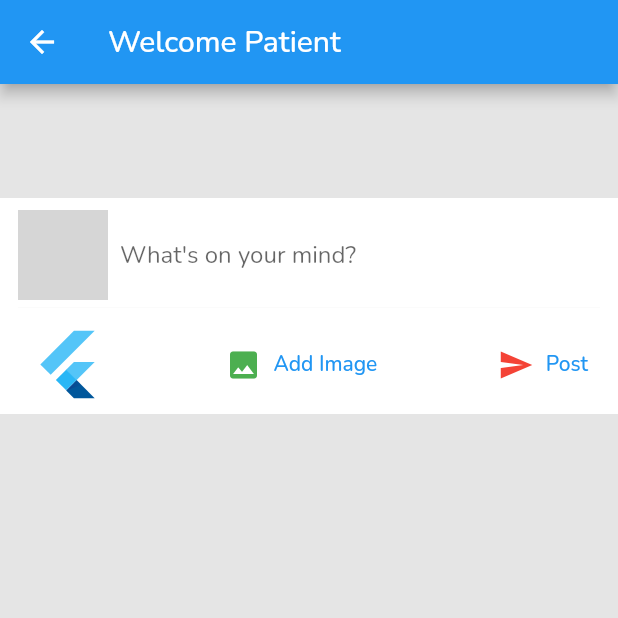
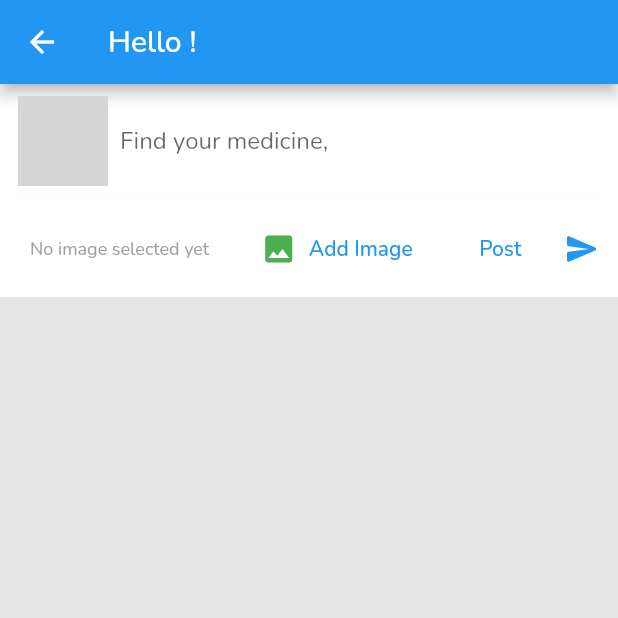
Before and after one commit to MajdHarbb/PharmaConnect, a Flutter app: the PatientHome screen opened directly, on a phone screen of 412 x 824 dp, the top half of it. Run offline on Flutter 3.47's test engine with Material 2 defaults, Android fonts, the phone set to English and light mode, and no system bars; our stand-ins replace google_fonts, google_maps_flutter, image_picker, shared_preferences; accounts and stored records are empty; network calls fail; grey boxes are pictures that could not be loaded.

```diff
--- a/lib/patient/home.dart
+++ b/lib/patient/home.dart
@@ -198,36 +198,22 @@ class _PatientHomeState extends State<PatientHome> {
     print(user_phone);
     return Scaffold(
       appBar: AppBar(
-        title: const Text('Welcome Patient'),
+        title: Text('Hello $user_name!'),
       ),
       body: Center(
-        // Center is a layout widget. It takes a single child and positions it
-        // in the middle of the parent.
+
         child: Column(
-          // Column is also a layout widget. It takes a list of children and
-          // arranges them vertically. By default, it sizes itself to fit its
-          // children horizontally, and tries to be as tall as its parent.
-          //
-          // Invoke "debug painting" (press "p" in the console, choose the
-          // "Toggle Debug Paint" action from the Flutter Inspector in Android
-          // Studio, or the "Toggle Debug Paint" command in Visual Studio Code)
-          // to see the wireframe for each widget.
-          //
-          // Column has various properties to control how it sizes itself and
-          // how it positions its children. Here we use mainAxisAlignment to
-          // center the children vertically; the main axis here is the vertical
-          // axis because Columns are vertical (the cross axis would be
-          // horizontal).
+
 
           mainAxisAlignment: MainAxisAlignment.start,
           children: <Widget>[
             // const Text(
             //   'Welcome To PharmaConnect!',
             // ),
-            Text(user_id),
-            Text(user_type),
-            Text(access_Token),
-            Text(user_profile_picture),
+            // Text(user_id),
+            // Text(user_type),
+            // Text(access_Token),
+            // Text(user_profile_picture),
             Container(
               padding: const EdgeInsets.fromLTRB(12.0, 8.0, 12.0, 0.0),
               color: Colors.white,
@@ -246,8 +232,8 @@ class _PatientHomeState extends State<PatientHome> {
                         Expanded(
                           child: TextFormField(
                             controller: postTextController,
-                            decoration: const InputDecoration.collapsed(
-                                hintText: "What's on your mind?"),
+                            decoration: InputDecoration.collapsed(
+                                hintText: "Find your medicine, $user_name"),
                           ),
                         ),
                       ]),
@@ -267,7 +253,9 @@ class _PatientHomeState extends State<PatientHome> {
                                       width: 50,
                                     ),
                                   )
-                                : const FlutterLogo(size: 50),
+                                : const Text('No image selected yet',
+                                textAlign: TextAlign.start,
+                                style: TextStyle(fontSize: 12,color: Colors.grey,),),
                           ),
                         ),
                         Flexible(
@@ -284,14 +272,12 @@ class _PatientHomeState extends State<PatientHome> {
                             ),
                           ),
                         ),
-                        TextButton.icon(
+                        TextButton(
                           onPressed: AddPost,
-                          label: const Text('Post'),
-                          icon: const Icon(
-                            Icons.send,
-                            color: Colors.red,
-                          ),
+                          child: const Text('Post'),
+
                         ),
+                        Icon(Icons.send_rounded, color: Colors.blue,),
                       ]),
                 ],
               ),
```
